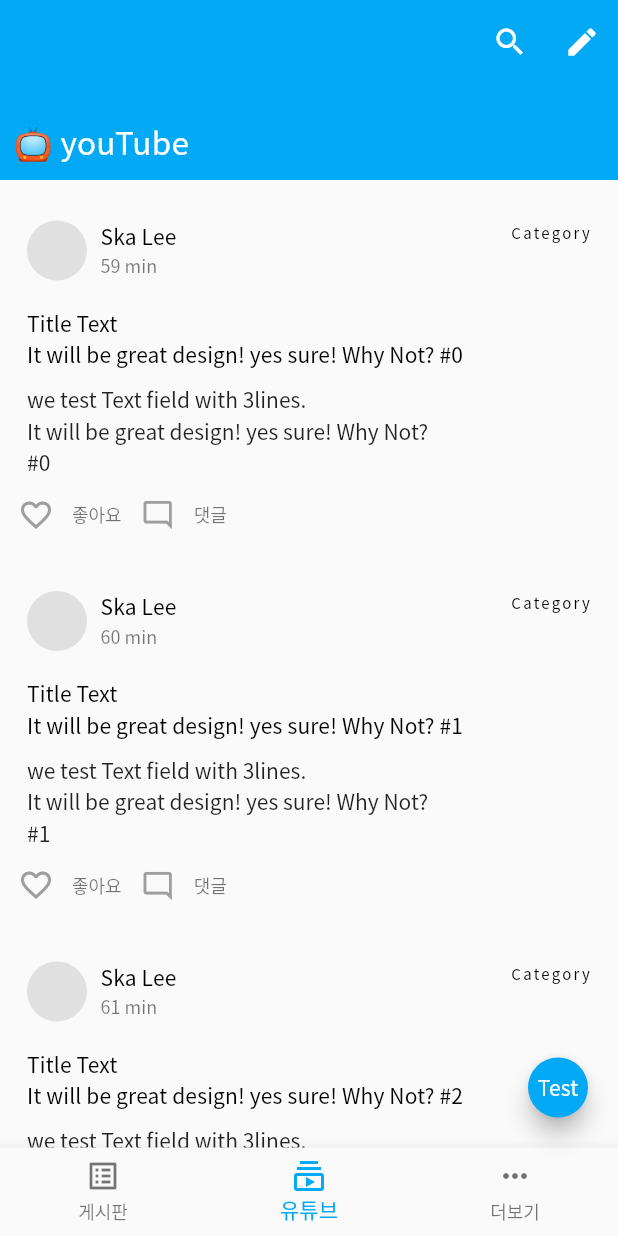
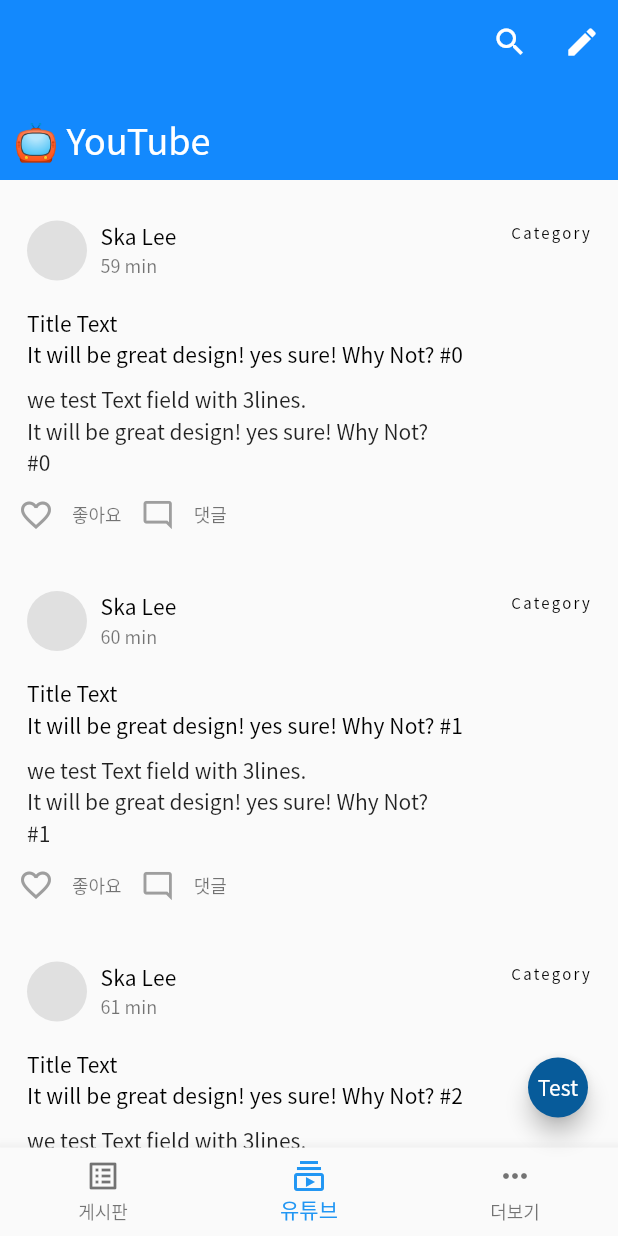
Before and after one commit to ska2519/flutter-learn, a Flutter app: the screen it shows after launch, item 2 of the bottom bar chosen, after a tap on the "favorite outline" icon, on a phone screen of 412 x 824 dp. Run offline on Flutter 3.47's test engine with Material 2 defaults, Android fonts, the phone set to English and light mode, and no system bars; our stand-ins replace cloud_firestore, equatable, firebase_auth, firebase_core, fl_chart, flutter_hooks and 6 more; missing offline and left inert: flutter_emoji, pedantic; accounts and stored records are empty; generated files the repository leaves out were written again; project files that could hold a hidden picture were left out.

```diff
--- a/lib/app/home/account/account_page.dart
+++ b/lib/app/home/account/account_page.dart
@@ -55,6 +55,22 @@ class _AccountPageState extends State<AccountPage> {
     }
   }
 
+  Future<bool?> displayNameUpdateDialog(BuildContext context, AppUser appUser) {
+    return showAlertDialog(
+      context: context,
+      title: '내 프로필',
+      child: TextField(
+        maxLength: 8,
+        controller: TextEditingController(
+            text: _displayName = appUser.displayName ?? ''),
+        decoration: InputDecoration(hintText: '원하는 닉네임을 적어주세요'),
+        onChanged: (displayName) => _displayName = displayName,
+      ),
+      cancelActionText: Strings.cancel,
+      defaultActionText: Strings.ok,
+    );
+  }
+
   @override
   Widget build(BuildContext context) {
     final size = MediaQuery.of(context).size;
@@ -87,7 +103,7 @@ class _AccountPageState extends State<AccountPage> {
               ),
             ],
             bottom: PreferredSize(
-              preferredSize: Size.fromHeight(size.height * 0.23),
+              preferredSize: Size.fromHeight(size.height * 0.25),
               child: _buildUserInfo(appUser, context),
             ),
           ),
@@ -120,18 +136,7 @@ class _AccountPageState extends State<AccountPage> {
         TextButton(
           onPressed: appUser == null
               ? null
-              : () => showAlertDialog(
-                    context: context,
-                    child: TextField(
-                      maxLength: 8,
-                      controller: TextEditingController(
-                          text: _displayName = appUser.displayName ?? ''),
-                      decoration: InputDecoration(hintText: '원하는 닉네임을 적어주세요'),
-                      onChanged: (displayName) => _displayName = displayName,
-                    ),
-                    cancelActionText: Strings.cancel,
-                    defaultActionText: Strings.ok,
-                  ).then(
+              : () => displayNameUpdateDialog(context, appUser).then(
                     (isOk) {
                       if (isOk is bool) {
                         final database = context.read(databaseProvider);
--- a/lib/app/home/community/community_page.dart
+++ b/lib/app/home/community/community_page.dart
@@ -3,17 +3,20 @@ import 'dart:developer';
 import 'package:flutter/material.dart';
 import 'package:flutter_hooks/flutter_hooks.dart';
 import 'package:flutter_learn/app/home/community/post_page.dart';
+import 'package:flutter_learn/app/sign_in/sign_in_page.dart';
+import 'package:flutter_learn/app/widgets/alert_dialogs/show_alert_dialog.dart';
 import 'package:flutter_learn/app/widgets/empty_content.dart';
 import 'package:flutter_learn/constants/constants.dart';
+import 'package:flutter_learn/models/app_user.dart';
 import 'package:flutter_learn/models/post.dart';
 import 'package:flutter_learn/services/firebase_auth_service.dart';
 import 'package:flutter_learn/services/firestore_database.dart';
 import 'package:hooks_riverpod/hooks_riverpod.dart';
-import 'package:pixel_perfect/pixel_perfect.dart';
 import 'package:flutter_gen/gen_l10n/app_localizations.dart';
 
 const iconPath = 'assets/icons/';
 const imagePath = 'assets/pixel_perfect/';
+//assetPath: '${imagePath}Screenshot_1620879287-393x830.png',
 
 final postsStreamProvider = StreamProvider.autoDispose<List<Post>>((ref) {
   final database = ref.watch(databaseProvider);
@@ -28,9 +31,13 @@ class CommunityPage extends StatefulHookWidget {
 }
 
 class _CommunityPageState extends State<CommunityPage> {
-  Future<void> _likePost(BuildContext context, Post post) async {
-    final appUserStream = context.read(appUserStreamProvider);
-    final appUser = appUserStream.data?.value;
+  Future<void> _likePost(
+    BuildContext context,
+    Post post,
+    AppUser? appUser,
+  ) async {
+    // final appUserStream = context.read(appUserStreamProvider);
+    // final appUser = appUserStream.data?.value;
     if (appUser == null) {
     } else {
       setState(() => post.likePost(appUser));
@@ -49,9 +56,8 @@ class _CommunityPageState extends State<CommunityPage> {
     final AsyncValue<List<Post>> postsAsyncValue =
         useProvider(postsStreamProvider);
     final appUserStream = useProvider(appUserStreamProvider);
-    return PixelPerfect(
-      //assetPath: '${imagePath}Screenshot_1620879287-393x830.png',
-      child: CustomScrollView(
+    final appUser = appUserStream.data?.value;
+    return CustomScrollView(
       slivers: [
         SliverAppBar(
           pinned: true,
@@ -80,10 +86,10 @@ class _CommunityPageState extends State<CommunityPage> {
               bottom: defaultPadding,
             ),
             title: Text(
-                '\u{1f60e} ${AppLocalizations.of(context)?.community}',
+              '😎 ${AppLocalizations.of(context)?.community}',
               style: Theme.of(context)
                   .textTheme
-                    .subtitle2!
+                  .subtitle1!
                   .copyWith(color: Colors.white),
             ),
           ),
@@ -100,8 +106,7 @@ class _CommunityPageState extends State<CommunityPage> {
                           crossAxisAlignment: CrossAxisAlignment.stretch,
                           children: [
                             Padding(
-                                padding:
-                                    const EdgeInsets.all(defaultPadding * 2),
+                              padding: const EdgeInsets.all(defaultPadding * 2),
                               child: Row(
                                 crossAxisAlignment: CrossAxisAlignment.start,
                                 children: [
@@ -121,17 +126,15 @@ class _CommunityPageState extends State<CommunityPage> {
                                       Text(
                                         // '${DateTime.now().difference(DateTime.parse(post.id)).inMinutes} min',
                                         '1min',
-                                          style: Theme.of(context)
-                                              .textTheme
-                                              .caption,
+                                        style:
+                                            Theme.of(context).textTheme.caption,
                                       ),
                                     ],
                                   ),
                                   Spacer(),
                                   Text(
                                     'Category',
-                                      style:
-                                          Theme.of(context).textTheme.overline,
+                                    style: Theme.of(context).textTheme.overline,
                                   ),
                                 ],
                               ),
@@ -176,8 +179,9 @@ class _CommunityPageState extends State<CommunityPage> {
                                               appUserStream.data?.value?.id)
                                           ? Icons.favorite
                                           : Icons.favorite_border),
-                                        onPressed: () =>
-                                            _likePost(context, post),
+                                      onPressed: () => appUser != null
+                                          ? _likePost(context, post, appUser)
+                                          : SignInPage.show(context),
                                     ),
                                     Text(
                                       post.usersLiked.isNotEmpty
@@ -220,7 +224,6 @@ class _CommunityPageState extends State<CommunityPage> {
           ),
         ),
       ],
-      ),
     );
   }
 }
--- a/lib/app/home/youtube/youtube_page.dart
+++ b/lib/app/home/youtube/youtube_page.dart
@@ -1,17 +1,15 @@
 import 'package:flutter/material.dart';
 import 'package:flutter_learn/constants/constants.dart';
-import 'package:pixel_perfect/pixel_perfect.dart';
 import 'package:flutter_gen/gen_l10n/app_localizations.dart';
 
 const iconPath = 'assets/icons/';
 const imagePath = 'assets/pixel_perfect/';
 
+//assetPath: '${imagePath}Screenshot_1620879287-393x830.png',
 class YouTubePage extends StatelessWidget {
   @override
   Widget build(BuildContext context) {
-    return PixelPerfect(
-      //assetPath: '${imagePath}Screenshot_1620879287-393x830.png',
-      child: CustomScrollView(
+    return CustomScrollView(
       slivers: [
         SliverAppBar(
           pinned: true,
@@ -37,7 +35,7 @@ class YouTubePage extends StatelessWidget {
               '\u{1f4Fa} ${AppLocalizations.of(context)?.youTube}',
               style: Theme.of(context)
                   .textTheme
-                    .subtitle2!
+                  .subtitle1!
                   .copyWith(color: Colors.white),
             ),
           ),
@@ -132,7 +130,6 @@ class YouTubePage extends StatelessWidget {
           ),
         )
       ],
-      ),
     );
   }
 }
--- a/lib/app/widgets/alert_dialogs/show_alert_dialog.dart
+++ b/lib/app/widgets/alert_dialogs/show_alert_dialog.dart
@@ -35,7 +35,11 @@ Future<bool?> showAlertDialog({
     context: context,
     builder: (context) => CupertinoAlertDialog(
       title: title != null ? Text(title) : null,
-      content: child,
+      content: Card(
+        color: Colors.transparent,
+        elevation: 0,
+        child: child,
+      ),
       actions: <Widget>[
         if (cancelActionText != null)
           CupertinoDialogAction(
--- a/lib/constants/constants.dart
+++ b/lib/constants/constants.dart
@@ -1,5 +1,12 @@
 import 'package:flutter/material.dart';
 // colors
+
+const Color flutterPrimaryColor = Color(0xFF1389FD);
+const Color flutterAccentColor = Color(0xFF075B9A);
+const Color flutterSecondColor = Color(0xFF6C757D);
+const Color flutterInfoColor = Color(0xFF17A2B8);
+const Color flutterBodyTextColor = Color(0xFF4A4A4A);
+const Color flutterButtonHoverColor = Color(0xFF168AFD);
 
 ///lightBlue[800]
 const Color primaryColor = Color(0xFF0277BD);
--- a/lib/constants/strings.dart
+++ b/lib/constants/strings.dart
@@ -11,8 +11,10 @@ class Strings {
   static const String cancel = '취소';
 
   // Sign In Page
+  static const String signInPageTitle = '가입하거나 로그인해서\n 사용자들과 생각을 공유하세요';
+  //Sign up or log in and share thoughts with the community
   static const String signIn = '로그인';
-  static const String signInWithEmailPassword = '\u{2709}  이메일로 로그인';
+  static const String signInWithEmailPassword = '✉️ 이메일로 로그인';
   static const String goAnonymous = 'Go anonymous';
   static const String or = 'or';
   static const String signInFailed = '로그인 실패';
--- a/lib/l10n/app_en.arb
+++ b/lib/l10n/app_en.arb
@@ -7,7 +7,7 @@
     "@community": {
         "description": "The conventional newborn programmer greeting"
     },
-    "youTube": "youTube",
+    "youTube": "YouTube",
     "@youTube": {
         "description": "The conventional newborn programmer greeting"
     }
--- a/lib/main.dart
+++ b/lib/main.dart
@@ -1,6 +1,7 @@
 import 'package:firebase_core/firebase_core.dart';
 import 'package:flutter/material.dart';
 import 'package:flutter_gen/gen_l10n/app_localizations.dart';
+import 'package:flutter_learn/constants/constants.dart';
 import 'package:flutter_localizations/flutter_localizations.dart';
 import 'package:hooks_riverpod/hooks_riverpod.dart';
 
@@ -22,7 +23,9 @@ class MyApp extends StatelessWidget {
       debugShowCheckedModeBanner: false,
       theme: ThemeData(
         brightness: Brightness.light,
-        primarySwatch: Colors.lightBlue,
+        // primarySwatch: Colors.lightBlue,
+        primaryColor: flutterPrimaryColor,
+        accentColor: flutterAccentColor,
         appBarTheme: AppBarTheme(
           // textTheme:
           //     TextTheme(headline6: TextStyle(fontWeight: FontWeight.bold)),
--- a/pubspec.yaml
+++ b/pubspec.yaml
@@ -13,7 +13,6 @@ dependencies:
     sdk: flutter
   flutter_localizations:
     sdk: flutter
-
   cloud_firestore: ^2.2.0
   cupertino_icons: ^1.0.2
   equatable: ^2.0.2
@@ -22,6 +21,8 @@ dependencies:
   firebase_messaging: ^10.0.0
   firebase_storage: ^8.1.0
   fl_chart: ^0.36.1
+  flutter_emoji:
+    git: https://github.com/cek-cek/flutter-emoji
   flutter_hooks: ^0.16.0
   flutter_svg: ^0.22.0
   freezed_annotation: ^0.14.2
@@ -41,12 +42,12 @@ dependency_overrides: null
 #     url: git://github.com/ska2519/intl_translation
 # ref: 1a18d5a676ce94918f486ef699cb479f7578fdb6
 dev_dependencies:
-  test:
   flutter_test:
     sdk: flutter
   build_runner: ^2.0.4
   freezed: ^0.14.2
   json_serializable: ^4.1.3
+  test: null
 
 flutter:
   uses-material-design: true
```
Also changed, not shown: lib/app/sign_in/sign_in_page.dart (+38 -20 lines), lib/routes/app_router.dart (+9 -0 lines), assets/images/Group Chat-rafiki.svg (added), pubspec.lock. Lines whose indentation alone changed are shown as unchanged.
